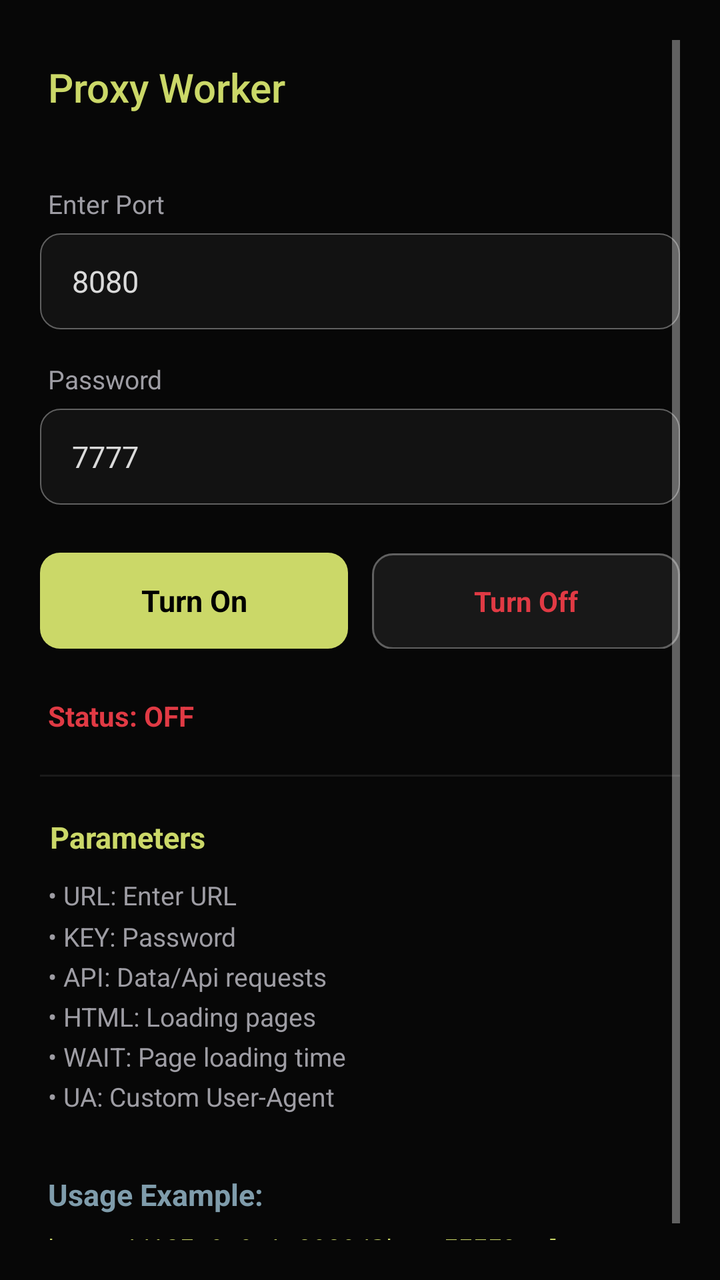
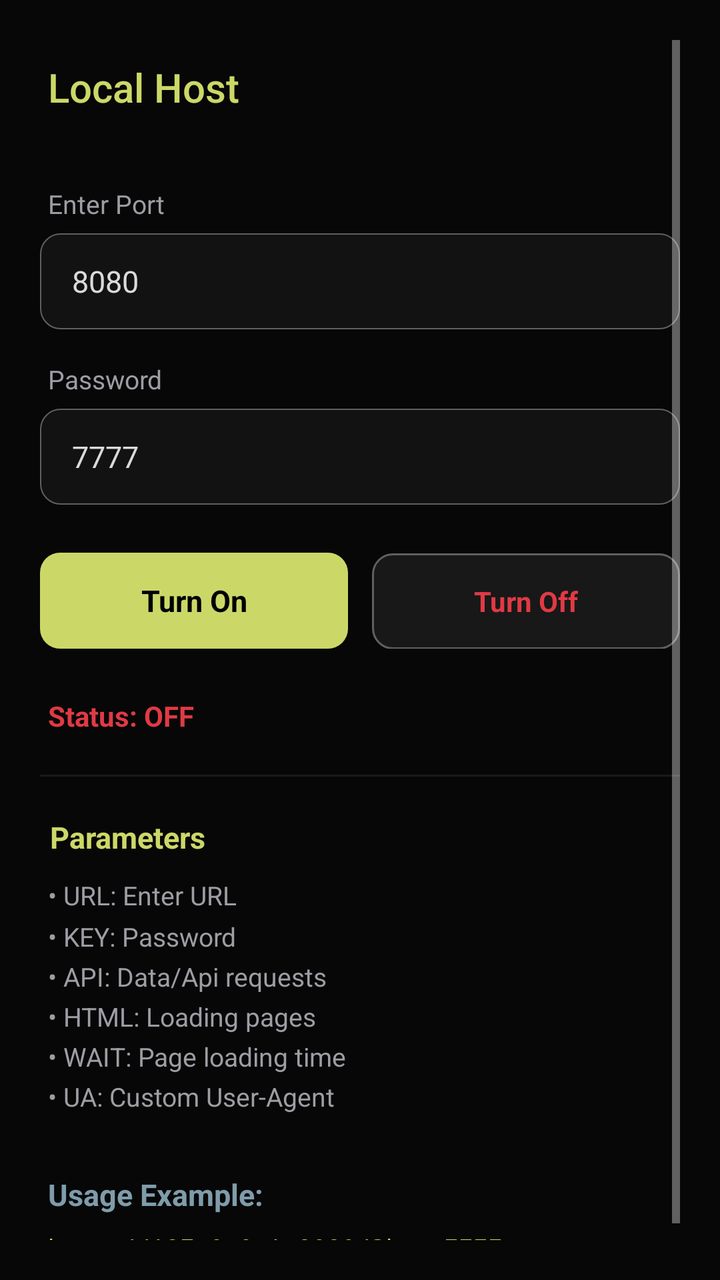

Screens rendered from an Android XML layout before and after an edit, with the pre-edit source and the edit as a unified diff.
<!-- AndroidManifest.xml: application theme Theme.NetProxy -->
<!-- res/layout/activity_main.xml -->
<?xml version="1.0" encoding="utf-8"?>
<ScrollView xmlns:android="http://schemas.android.com/apk/res/android"
    android:layout_width="match_parent"
    android:layout_height="match_parent"
    android:background="#070707"
    android:fillViewport="true"
    android:focusable="true"
    android:focusableInTouchMode="true"
    android:padding="20dp">

    <LinearLayout
        android:layout_width="match_parent"
        android:layout_height="wrap_content"
        android:orientation="vertical">

        <TextView
            android:layout_width="wrap_content"
            android:layout_height="wrap_content"
            android:layout_marginLeft="4dp"
            android:layout_marginTop="10dp"
            android:layout_marginBottom="36dp"
            android:text="Proxy Worker"
            android:textColor="#CBD868"
            android:textSize="20sp"
            android:fontFamily="sans-serif-medium" />

        <TextView
            android:layout_width="wrap_content"
            android:layout_height="wrap_content"
            android:layout_marginLeft="4dp"
            android:layout_marginBottom="6dp"
            android:text="Enter Port"
            android:textColor="#9E9DA4"
            android:textSize="13sp" />

        <EditText
            android:id="@+id/etPort"
            android:layout_width="match_parent"
            android:layout_height="48dp"
            android:layout_marginBottom="16dp"
            android:background="@drawable/bg_input"
            android:inputType="number"
            android:paddingHorizontal="16dp"
            android:text="8080"
            android:textColor="#DADADA"
            android:textSize="15sp" />

        <TextView
            android:layout_width="wrap_content"
            android:layout_height="wrap_content"
            android:layout_marginLeft="4dp"
            android:layout_marginBottom="6dp"
            android:text="Password"
            android:textColor="#9E9DA4"
            android:textSize="13sp" />

        <EditText
            android:id="@+id/etPassword"
            android:layout_width="match_parent"
            android:layout_height="48dp"
            android:layout_marginBottom="24dp"
            android:background="@drawable/bg_input"
            android:inputType="text"
            android:paddingHorizontal="16dp"
            android:text="7777"
            android:textColor="#DADADA"
            android:textSize="15sp" />

        <LinearLayout
            android:layout_width="match_parent"
            android:layout_height="wrap_content"
            android:layout_marginBottom="24dp"
            android:orientation="horizontal">

            <TextView
                android:id="@+id/btnTurnOn"
                android:layout_width="0dp"
                android:layout_height="48dp"
                android:layout_weight="1"
                android:layout_marginEnd="6dp"
                android:background="@drawable/bg_btn_on_ripple"
                android:clickable="true"
                android:focusable="true"
                android:gravity="center"
                android:text="Turn On"
                android:textColor="#000000"
                android:textSize="15sp"
                android:textStyle="bold" />

            <TextView
                android:id="@+id/btnTurnOff"
                android:layout_width="0dp"
                android:layout_height="48dp"
                android:layout_weight="1"
                android:layout_marginStart="6dp"
                android:background="@drawable/bg_btn_off_ripple"
                android:clickable="true"
                android:focusable="true"
                android:gravity="center"
                android:text="Turn Off"
                android:textColor="#E03A44"
                android:textSize="14sp"
                android:textStyle="bold" />
        </LinearLayout>

        <TextView
            android:id="@+id/tvStatus"
            android:layout_width="match_parent"
            android:layout_height="wrap_content"
            android:layout_marginLeft="4dp"
            android:layout_marginBottom="20dp"
            android:text="Status: OFF"
            android:textColor="#E03A44"
            android:textSize="14sp"
            android:textStyle="bold" />

        <View
            android:layout_width="match_parent"
            android:layout_height="1dp"
            android:layout_marginBottom="20dp"
            android:background="#1A1A1A" />

        <TextView
            android:layout_width="wrap_content"
            android:layout_height="wrap_content"
            android:layout_marginLeft="5dp"
            android:layout_marginBottom="10dp"
            android:text="Parameters"
            android:textColor="#CBD868"
            android:textSize="15sp"
            android:textStyle="bold" />

        <TextView
            android:layout_width="match_parent"
            android:layout_height="wrap_content"
            android:layout_marginLeft="4dp"
            android:layout_marginBottom="30dp"
            android:lineSpacingMultiplier="1.3"
            android:text="• URL: Enter URL\n• KEY: Password\n• API: Data/Api requests\n• HTML: Loading pages\n• WAIT: Page loading time\n• UA: Custom User-Agent"
            android:textColor="#9E9DA4"
            android:textSize="13sp" />

        <TextView
            android:layout_width="wrap_content"
            android:layout_height="wrap_content"
            android:layout_marginLeft="4dp"
            android:layout_marginBottom="8dp"
            android:text="Usage Example:"
            android:textColor="#7F9CAB"
            android:textSize="15sp"
            android:textStyle="bold" />

        <TextView
            android:id="@+id/tvExample"
            android:layout_width="match_parent"
            android:layout_height="wrap_content"
            android:layout_marginLeft="4dp"
            android:fontFamily="monospace"
            android:lineSpacingMultiplier="1.2"
            android:text="http://127.0.0.1:8080/?key=7777&amp;url=\nproxy://action?start=10"
            android:textColor="#CBD868"
            android:textSize="12sp" />

    </LinearLayout>
</ScrollView>
<!-- resources referenced by this layout -->
<resources>
  <!-- drawable bg_btn_off_ripple (drawable) -->
  <?xml version="1.0" encoding="utf-8"?>
  <ripple xmlns:android="http://schemas.android.com/apk/res/android"
      android:color="#40FFFFFF">
      <item>
          <shape android:shape="rectangle">
              
              <solid android:color="#181818" />
              
              <corners android:radius="10dp" />
              
              <stroke android:width="1dp" android:color="#606060" />
          </shape>
      </item>
  </ripple>
  <!-- drawable bg_btn_on_ripple (drawable) -->
  <?xml version="1.0" encoding="utf-8"?>
  <ripple xmlns:android="http://schemas.android.com/apk/res/android"
      android:color="#40000000">
      <item>
          <shape android:shape="rectangle">
              <solid android:color="#CBD868" />
              <corners android:radius="10dp" />
          </shape>
      </item>
  </ripple>
  <!-- drawable bg_input (drawable) -->
  <?xml version="1.0" encoding="utf-8"?>
  <selector xmlns:android="http://schemas.android.com/apk/res/android">
      
      <item android:state_focused="true">
          <shape android:shape="rectangle">
              <solid android:color="#121212" />
              <corners android:radius="10dp" />
              <stroke android:width="1dp" android:color="#888888" />
          </shape>
      </item>
      
      
      <item>
          <shape android:shape="rectangle">
              <solid android:color="#121212" />
              <corners android:radius="10dp" />
              <stroke android:width="0.8dp" android:color="#606060" />
          </shape>
      </item>
  </selector>
  <style name="Theme.NetProxy" parent="Theme.AppCompat.NoActionBar">
          <item name="android:statusBarColor">#070707</item>
          <item name="android:windowLightStatusBar">false</item>
          <item name="android:windowBackground">#070707</item>
          <item name="colorPrimary">#CBD868</item>
          <item name="colorAccent">#CBD868</item>
      </style>
</resources>

<!-- the commit's change to res/layout/activity_main.xml (unified diff, before → after) -->
@@ -19,7 +19,7 @@
             android:layout_marginLeft="4dp"
             android:layout_marginTop="10dp"
             android:layout_marginBottom="36dp"
-            android:text="Proxy Worker"
+            android:text="Local Host"
             android:textColor="#CBD868"
             android:textSize="20sp"
             android:fontFamily="sans-serif-medium" />
@@ -157,7 +157,7 @@
             android:layout_marginLeft="4dp"
             android:fontFamily="monospace"
             android:lineSpacingMultiplier="1.2"
-            android:text="http://127.0.0.1:8080/?key=7777&amp;url=\nproxy://action?start=10"
+            android:text="http://127.0.0.1:8080/?key=7777\nproxy://action?start=10"
             android:textColor="#CBD868"
             android:textSize="12sp" />
 
